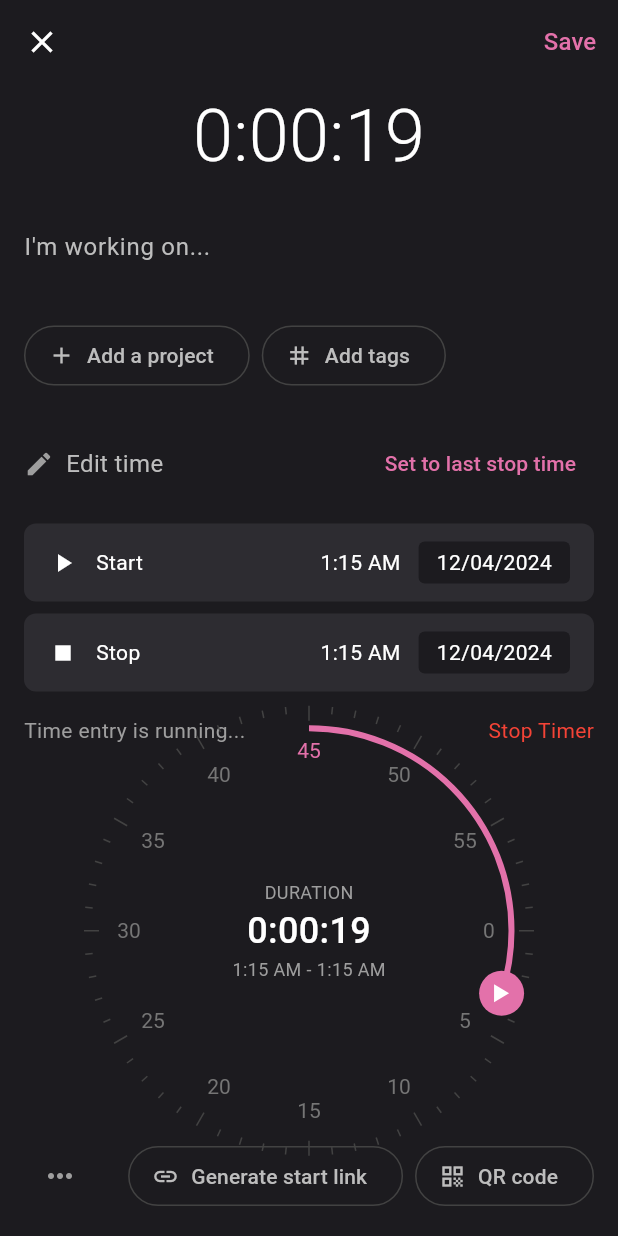
After one commit to jeevan-vj/flutter-time-tracker, a Flutter app: the TimeEntryScreen screen opened directly, after a tap on "Add a project", on a phone screen of 412 x 824 dp. The commit adds this screen. Run offline on Flutter 3.47's test engine with Material 3 defaults, Android fonts, the phone set to English and light mode, and no system bars.

Commit message:
create entry

```diff
--- a/lib/main.dart
+++ b/lib/main.dart
@@ -7,6 +7,7 @@ import 'screens/pomodoro_screen.dart';
 import 'providers/timer_provider.dart';
 import 'providers/task_provider.dart';
 import 'providers/pomodoro_provider.dart';
+import 'providers/timer_entries_provider.dart';
 
 void main() {
   runApp(const MyApp());
@@ -22,6 +23,7 @@ class MyApp extends StatelessWidget {
         ChangeNotifierProvider(create: (_) => TimerProvider()),
         ChangeNotifierProvider(create: (_) => TaskProvider()),
         ChangeNotifierProvider(create: (_) => PomodoroProvider()),
+        ChangeNotifierProvider(create: (_) => TimerEntriesProvider()),
       ],
       child: MaterialApp(
         title: 'Time Tracker',
--- /dev/null
+++ b/lib/providers/timer_entries_provider.dart
@@ -0,0 +1,40 @@
+import 'package:flutter/material.dart';
+import '../models/timer_entry.dart';
+
+class TimerEntriesProvider extends ChangeNotifier {
+  final List<TimerEntry> _entries = [];
+
+  List<TimerEntry> get entries => List.unmodifiable(_entries);
+
+  void addEntry(TimerEntry entry) {
+    _entries.add(entry);
+    notifyListeners();
+  }
+
+  void deleteEntry(TimerEntry entry) {
+    _entries.remove(entry);
+    notifyListeners();
+  }
+
+  void updateEntryDuration(TimerEntry entry, Duration newDuration) {
+    final index = _entries.indexOf(entry);
+    if (index != -1) {
+      _entries[index] = TimerEntry(
+        description: entry.description,
+        project: entry.project,
+        duration: newDuration,
+        timestamp: entry.timestamp,
+        projectColor: entry.projectColor,
+      );
+      notifyListeners();
+    }
+  }
+
+  List<TimerEntry> getEntriesForDate(DateTime date) {
+    return _entries.where((entry) {
+      return entry.timestamp.year == date.year &&
+             entry.timestamp.month == date.month &&
+             entry.timestamp.day == date.day;
+    }).toList();
+  }
+}
--- a/lib/providers/timer_provider.dart
+++ b/lib/providers/timer_provider.dart
@@ -3,16 +3,20 @@ import 'package:flutter/material.dart';
 import 'package:flutter/foundation.dart';
 import 'package:provider/provider.dart';
 import '../providers/task_provider.dart';
+import '../models/timer_entry.dart';
 
 class TimerProvider extends ChangeNotifier {
   Duration _elapsedTime = Duration.zero;
   Timer? _timer;
   bool _isRunning = false;
   String? _currentTask;
+  TimerEntry? _activeEntry;
+  Timer? _entryTimer;
 
   Duration get elapsedTime => _elapsedTime;
   bool get isRunning => _isRunning;
   String? get currentTask => _currentTask;
+  TimerEntry? get activeEntry => _activeEntry;
 
   void setCurrentTask(String task) {
     _currentTask = task;
@@ -52,9 +56,31 @@ class TimerProvider extends ChangeNotifier {
     notifyListeners();
   }
 
+  void startEntryTimer(TimerEntry entry) {
+    if (_activeEntry != entry) {
+      stopEntryTimer();
+      _activeEntry = entry;
+      _entryTimer = Timer.periodic(const Duration(seconds: 1), (_) {
+        // Update entry duration
+        // Note: Since TimerEntry is immutable, we'll need to create a new instance
+        // TODO: Implement proper state management for entries
+        notifyListeners();
+      });
+      notifyListeners();
+    }
+  }
+
+  void stopEntryTimer() {
+    _entryTimer?.cancel();
+    _entryTimer = null;
+    _activeEntry = null;
+    notifyListeners();
+  }
+
   @override
   void dispose() {
     _timer?.cancel();
+    _entryTimer?.cancel();
     super.dispose();
   }
 }
--- a/lib/screens/pomodoro_screen.dart
+++ b/lib/screens/pomodoro_screen.dart
@@ -2,8 +2,11 @@ import 'package:flutter/material.dart';
 import 'package:provider/provider.dart';
 import 'dart:math';
 import '../providers/pomodoro_provider.dart';
+import '../providers/timer_provider.dart';
+import '../providers/timer_entries_provider.dart';
 import 'pomodoro_settings_screen.dart';
 import '../models/timer_entry.dart';
+import 'time_entry_screen.dart';
 
 class PomodoroScreen extends StatelessWidget {
   const PomodoroScreen({super.key});
@@ -159,6 +162,15 @@ class PomodoroScreen extends StatelessWidget {
                             isDense: true,
                             contentPadding: EdgeInsets.zero,
                           ),
+                          onTap: () {
+                            Navigator.push(
+                              context,
+                              MaterialPageRoute(
+                                builder: (context) => const TimeEntryScreen(),
+                              ),
+                            );
+                          },
+                          readOnly: true,
                         ),
                       ),
                       const SizedBox(width: 12),
@@ -491,6 +503,70 @@ class _TimerEntryCard extends StatelessWidget {
           ),
         );
       },
+      child: Dismissible(
+        key: ValueKey(entry),
+        background: Container( // Right swipe (play)
+          padding: const EdgeInsets.only(left: 16.0),
+          alignment: Alignment.centerLeft,
+          color: const Color(0xFFE371AA),
+          child: const Icon(
+            Icons.play_arrow,
+            color: Colors.white,
+          ),
+        ),
+        secondaryBackground: Container( // Left swipe (delete)
+          padding: const EdgeInsets.only(right: 16.0),
+          alignment: Alignment.centerRight,
+          color: Colors.red,
+          child: const Icon(
+            Icons.delete,
+            color: Colors.white,
+          ),
+        ),
+        confirmDismiss: (direction) async {
+          if (direction == DismissDirection.endToStart) {
+            // Delete confirmation
+            return await showDialog(
+              context: context,
+              builder: (BuildContext context) {
+                return AlertDialog(
+                  backgroundColor: const Color(0xFF2D2C31),
+                  title: const Text(
+                    'Delete Entry',
+                    style: TextStyle(color: Colors.white),
+                  ),
+                  content: const Text(
+                    'Are you sure you want to delete this entry?',
+                    style: TextStyle(color: Colors.white70),
+                  ),
+                  actions: [
+                    TextButton(
+                      onPressed: () => Navigator.of(context).pop(false),
+                      child: const Text('Cancel'),
+                    ),
+                    TextButton(
+                      onPressed: () => Navigator.of(context).pop(true),
+                      child: const Text(
+                        'Delete',
+                        style: TextStyle(color: Colors.red),
+                      ),
+                    ),
+                  ],
+                );
+              },
+            );
+          } else {
+            // Start timer for this entry
+            context.read<TimerProvider>().startEntryTimer(entry);
+            return false; // Don't dismiss the item
+          }
+        },
+        onDismissed: (direction) {
+          if (direction == DismissDirection.endToStart) {
+            // Delete the entry
+            // TODO: Implement delete functionality
+          }
+        },
         child: Container(
           margin: const EdgeInsets.only(bottom: 8),
           decoration: BoxDecoration(
@@ -548,6 +624,7 @@ class _TimerEntryCard extends StatelessWidget {
             ),
           ),
         ),
+      ),
     );
   }
 }
--- /dev/null
+++ b/lib/screens/time_entry_screen.dart
@@ -0,0 +1,442 @@
+import 'package:flutter/material.dart';
+import 'package:provider/provider.dart';
+import '../providers/timer_entries_provider.dart';
+import 'dart:math';
+
+class TimeEntryScreen extends StatelessWidget {
+  const TimeEntryScreen({super.key});
+
+  @override
+  Widget build(BuildContext context) {
+    return Scaffold(
+      backgroundColor: const Color(0xFF1C1B1F),
+      appBar: AppBar(
+        backgroundColor: Colors.transparent,
+        elevation: 0,
+        leading: IconButton(
+          icon: const Icon(Icons.close, color: Colors.white),
+          onPressed: () => Navigator.pop(context),
+        ),
+        actions: [
+          TextButton(
+            onPressed: () {
+              // TODO: Save time entry
+              Navigator.pop(context);
+            },
+            child: const Text(
+              'Save',
+              style: TextStyle(
+                color: Color(0xFFE371AA),
+                fontSize: 16,
+              ),
+            ),
+          ),
+        ],
+      ),
+      body: Column(
+        crossAxisAlignment: CrossAxisAlignment.start,
+        children: [
+          // Timer Display
+          const Center(
+            child: Text(
+              '0:00:19',
+              style: TextStyle(
+                color: Colors.white,
+                fontSize: 48,
+                fontWeight: FontWeight.w300,
+              ),
+            ),
+          ),
+          const SizedBox(height: 16),
+          // Description Input
+          Padding(
+            padding: const EdgeInsets.symmetric(horizontal: 16.0),
+            child: TextField(
+              style: const TextStyle(color: Colors.white),
+              decoration: InputDecoration(
+                hintText: "I'm working on...",
+                hintStyle: TextStyle(color: Colors.grey[400]),
+                border: InputBorder.none,
+                contentPadding: EdgeInsets.zero,
+              ),
+            ),
+          ),
+          const SizedBox(height: 24),
+          // Project and Tags
+          Padding(
+            padding: const EdgeInsets.symmetric(horizontal: 16.0),
+            child: Row(
+              children: [
+                OutlinedButton.icon(
+                  onPressed: () {
+                    // TODO: Show project selector
+                  },
+                  icon: const Icon(Icons.add),
+                  label: const Text('Add a project'),
+                  style: OutlinedButton.styleFrom(
+                    foregroundColor: Colors.grey[400],
+                    side: BorderSide(color: Colors.grey[800]!),
+                    shape: RoundedRectangleBorder(
+                      borderRadius: BorderRadius.circular(20),
+                    ),
+                  ),
+                ),
+                const SizedBox(width: 8),
+                OutlinedButton.icon(
+                  onPressed: () {
+                    // TODO: Show tags selector
+                  },
+                  icon: const Icon(Icons.tag),
+                  label: const Text('Add tags'),
+                  style: OutlinedButton.styleFrom(
+                    foregroundColor: Colors.grey[400],
+                    side: BorderSide(color: Colors.grey[800]!),
+                    shape: RoundedRectangleBorder(
+                      borderRadius: BorderRadius.circular(20),
+                    ),
+                  ),
+                ),
+              ],
+            ),
+          ),
+          const SizedBox(height: 24),
+          // Time Edit Section
+          Padding(
+            padding: const EdgeInsets.symmetric(horizontal: 16.0),
+            child: Row(
+              mainAxisAlignment: MainAxisAlignment.spaceBetween,
+              children: [
+                Row(
+                  children: [
+                    const Icon(
+                      Icons.edit,
+                      color: Colors.grey,
+                      size: 20,
+                    ),
+                    const SizedBox(width: 8),
+                    Text(
+                      'Edit time',
+                      style: TextStyle(
+                        color: Colors.grey[400],
+                        fontSize: 16,
+                      ),
+                    ),
+                  ],
+                ),
+                TextButton(
+                  onPressed: () {
+                    // TODO: Set to last stop time
+                  },
+                  child: const Text(
+                    'Set to last stop time',
+                    style: TextStyle(
+                      color: Color(0xFFE371AA),
+                    ),
+                  ),
+                ),
+              ],
+            ),
+          ),
+          // Time Range Display
+          Container(
+            padding: const EdgeInsets.all(16),
+            child: Column(
+              children: [
+                _TimeRow(
+                  icon: Icons.play_arrow,
+                  label: 'Start',
+                  time: '1:15 AM',
+                  date: '12/04/2024',
+                ),
+                const SizedBox(height: 8),
+                _TimeRow(
+                  icon: Icons.stop,
+                  label: 'Stop',
+                  time: '1:15 AM',
+                  date: '12/04/2024',
+                ),
+              ],
+            ),
+          ),
+          const Padding(
+            padding: EdgeInsets.symmetric(horizontal: 16.0),
+            child: Row(
+              mainAxisAlignment: MainAxisAlignment.spaceBetween,
+              children: [
+                Text(
+                  'Time entry is running...',
+                  style: TextStyle(
+                    color: Colors.grey,
+                    fontSize: 14,
+                  ),
+                ),
+                Text(
+                  'Stop Timer',
+                  style: TextStyle(
+                    color: Colors.red,
+                    fontSize: 14,
+                  ),
+                ),
+              ],
+            ),
+          ),
+          // Timer Circle
+          Expanded(
+            child: Center(
+              child: SizedBox(
+                width: 300,
+                height: 300,
+                child: CustomPaint(
+                  painter: TimeEntryPainter(
+                    progress: 0.3,
+                    color: const Color(0xFFE371AA),
+                  ),
+                  child: const Center(
+                    child: Column(
+                      mainAxisAlignment: MainAxisAlignment.center,
+                      children: [
+                        Text(
+                          'DURATION',
+                          style: TextStyle(
+                            color: Colors.grey,
+                            fontSize: 12,
+                          ),
+                        ),
+                        Text(
+                          '0:00:19',
+                          style: TextStyle(
+                            color: Colors.white,
+                            fontSize: 24,
+                            fontWeight: FontWeight.w500,
+                          ),
+                        ),
+                        Text(
+                          '1:15 AM - 1:15 AM',
+                          style: TextStyle(
+                            color: Colors.grey,
+                            fontSize: 12,
+                          ),
+                        ),
+                      ],
+                    ),
+                  ),
+                ),
+              ),
+            ),
+          ),
+          // Bottom Actions
+          Padding(
+            padding: const EdgeInsets.all(16.0),
+            child: Row(
+              mainAxisAlignment: MainAxisAlignment.spaceBetween,
+              children: [
+                IconButton(
+                  onPressed: () {
+                    // TODO: Show more options
+                  },
+                  icon: const Icon(
+                    Icons.more_horiz,
+                    color: Colors.grey,
+                  ),
+                ),
+                Row(
+                  children: [
+                    OutlinedButton.icon(
+                      onPressed: () {
+                        // TODO: Generate start link
+                      },
+                      icon: const Icon(Icons.link),
+                      label: const Text('Generate start link'),
+                      style: OutlinedButton.styleFrom(
+                        foregroundColor: Colors.grey[400],
+                        side: BorderSide(color: Colors.grey[800]!),
+                        shape: RoundedRectangleBorder(
+                          borderRadius: BorderRadius.circular(20),
+                        ),
+                      ),
+                    ),
+                    const SizedBox(width: 8),
+                    OutlinedButton.icon(
+                      onPressed: () {
+                        // TODO: Show QR code
+                      },
+                      icon: const Icon(Icons.qr_code),
+                      label: const Text('QR code'),
+                      style: OutlinedButton.styleFrom(
+                        foregroundColor: Colors.grey[400],
+                        side: BorderSide(color: Colors.grey[800]!),
+                        shape: RoundedRectangleBorder(
+                          borderRadius: BorderRadius.circular(20),
+                        ),
+                      ),
+                    ),
+                  ],
+                ),
+              ],
+            ),
+          ),
+        ],
+      ),
+    );
+  }
+}
+
+class _TimeRow extends StatelessWidget {
+  final IconData icon;
+  final String label;
+  final String time;
+  final String date;
+
+  const _TimeRow({
+    required this.icon,
+    required this.label,
+    required this.time,
+    required this.date,
+  });
+
+  @override
+  Widget build(BuildContext context) {
+    return Container(
+      padding: const EdgeInsets.symmetric(vertical: 12, horizontal: 16),
+      decoration: BoxDecoration(
+        color: const Color(0xFF2D2C31),
+        borderRadius: BorderRadius.circular(8),
+      ),
+      child: Row(
+        children: [
+          Icon(icon, color: Colors.white, size: 20),
+          const SizedBox(width: 12),
+          Text(
+            label,
+            style: const TextStyle(color: Colors.white),
+          ),
+          const Spacer(),
+          Text(
+            time,
+            style: const TextStyle(color: Colors.white),
+          ),
+          const SizedBox(width: 12),
+          Container(
+            padding: const EdgeInsets.symmetric(
+              horizontal: 12,
+              vertical: 4,
+            ),
+            decoration: BoxDecoration(
+              color: const Color(0xFF1C1B1F),
+              borderRadius: BorderRadius.circular(4),
+            ),
+            child: Text(
+              date,
+              style: const TextStyle(color: Colors.white),
+            ),
+          ),
+        ],
+      ),
+    );
+  }
+}
+
+class TimeEntryPainter extends CustomPainter {
+  final double progress;
+  final Color color;
+
+  TimeEntryPainter({
+    required this.progress,
+    required this.color,
+  });
+
+  @override
+  void paint(Canvas canvas, Size size) {
+    final center = Offset(size.width / 2, size.height / 2);
+    final radius = size.width / 2;
+
+    // Draw numbers
+    final textPainter = TextPainter(
+      textDirection: TextDirection.ltr,
+    );
+
+    for (var i = 0; i < 12; i++) {
+      final number = (i * 5).toString();
+      textPainter.text = TextSpan(
+        text: number,
+        style: TextStyle(
+          color: i * 5 == 45 ? color : Colors.grey[600],
+          fontSize: 14,
+        ),
+      );
+      textPainter.layout();
+
+      final angle = i * 30 * pi / 180;
+      final offset = Offset(
+        center.dx + (radius - 30) * cos(angle) - textPainter.width / 2,
+        center.dy + (radius - 30) * sin(angle) - textPainter.height / 2,
+      );
+
+      textPainter.paint(canvas, offset);
+    }
+
+    // Draw tick marks
+    for (var i = 0; i < 60; i++) {
+      final tickLength = i % 5 == 0 ? 10.0 : 5.0;
+      final angle = i * 6 * pi / 180;
+      final dx = center.dx + (radius - tickLength) * cos(angle);
+      final dy = center.dy + (radius - tickLength) * sin(angle);
+      final x = center.dx + radius * cos(angle);
+      final y = center.dy + radius * sin(angle);
+
+      canvas.drawLine(
+        Offset(dx, dy),
+        Offset(x, y),
+        Paint()
+          ..color = Colors.grey[800]!
+          ..strokeWidth = 1,
+      );
+    }
+
+    // Draw progress indicator
+    final progressPaint = Paint()
+      ..color = color
+      ..strokeWidth = 4
+      ..style = PaintingStyle.stroke;
+
+    canvas.drawArc(
+      Rect.fromCircle(center: center, radius: radius - 15),
+      -pi / 2,
+      2 * pi * progress,
+      false,
+      progressPaint,
+    );
+
+    // Draw play button
+    final buttonRadius = 15.0;
+    final buttonAngle = 2 * pi * progress - pi / 2;
+    final buttonCenter = Offset(
+      center.dx + (radius - 15) * cos(buttonAngle),
+      center.dy + (radius - 15) * sin(buttonAngle),
+    );
+
+    canvas.drawCircle(
+      buttonCenter,
+      buttonRadius,
+      Paint()..color = color,
+    );
+
+    final iconPaint = Paint()
+      ..color = Colors.white
+      ..style = PaintingStyle.fill;
+
+    canvas.drawPath(
+      Path()
+        ..moveTo(buttonCenter.dx - 5, buttonCenter.dy - 6)
+        ..lineTo(buttonCenter.dx + 5, buttonCenter.dy)
+        ..lineTo(buttonCenter.dx - 5, buttonCenter.dy + 6)
+        ..close(),
+      iconPaint,
+    );
+  }
+
+  @override
+  bool shouldRepaint(TimeEntryPainter oldDelegate) {
+    return oldDelegate.progress != progress || oldDelegate.color != color;
+  }
+}
```
Lines whose indentation alone changed are shown as unchanged.
